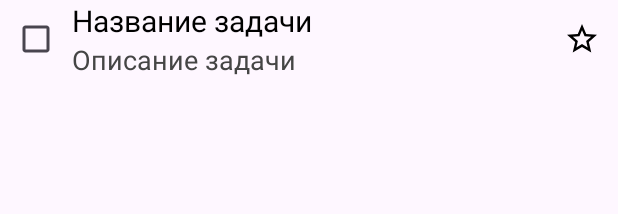
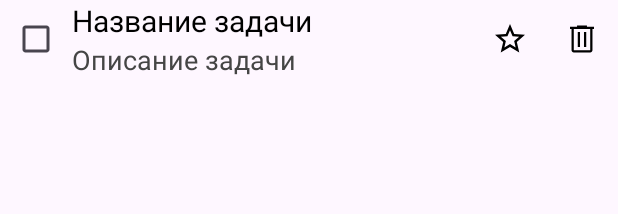
Before and after one commit to ZavgorodnevAAl/GoogleTasks, an Android app: the layout item_task.xml on its own in the app's theme, with its tools: preview values and no code run, on a phone screen of 412 x 824 dp. Shown: the top 214 px of the screen. Run offline under Robolectric (Android 15) with nearby library versions, the phone set to English and light mode, and no system bars.

Commit message:
Add subtask delete logic

```diff
--- a/app/src/main/java/ru/zavgorodnev/googletasks/ui/detail/DetailFragment.kt
+++ b/app/src/main/java/ru/zavgorodnev/googletasks/ui/detail/DetailFragment.kt
@@ -18,7 +18,6 @@ import ru.zavgorodnev.googletasks.R
 import ru.zavgorodnev.googletasks.data.task.Task
 import ru.zavgorodnev.googletasks.databinding.BottomSheetFragmentCreateTaskBinding
 import ru.zavgorodnev.googletasks.databinding.FragmentDetailBinding
-import ru.zavgorodnev.googletasks.ui.list.TaskItemListener
 import ru.zavgorodnev.googletasks.ui.list.TasksAdapter
 import ru.zavgorodnev.googletasks.utils.Navigator
 import java.util.UUID
@@ -214,4 +213,8 @@ class DetailFragment : Fragment(), SubtaskItemListener {
     override fun onCompletedButtonPressed(task: Task) {
         viewModel.save(task)
     }
+
+    override fun deleteSubtask(subtask: Task) {
+        viewModel.delete(subtask)
+    }
 }
--- a/app/src/main/java/ru/zavgorodnev/googletasks/ui/detail/SubtaskItemListener.kt
+++ b/app/src/main/java/ru/zavgorodnev/googletasks/ui/detail/SubtaskItemListener.kt
@@ -1,5 +1,9 @@
 package ru.zavgorodnev.googletasks.ui.detail
 
+import ru.zavgorodnev.googletasks.data.task.Task
 import ru.zavgorodnev.googletasks.ui.list.TaskItemListener
 
-interface SubtaskItemListener : TaskItemListener
+interface SubtaskItemListener : TaskItemListener {
+
+    fun deleteSubtask(subtask: Task)
+}
--- a/app/src/main/java/ru/zavgorodnev/googletasks/ui/list/TasksAdapter.kt
+++ b/app/src/main/java/ru/zavgorodnev/googletasks/ui/list/TasksAdapter.kt
@@ -28,12 +28,18 @@ class TasksAdapter(private val listener: TaskItemListener) : RecyclerView.Adapte
             }
 
             isCompletedCheckBox.isChecked = task.isCompleted
+
             if (listener !is SubtaskItemListener) {
                 isFavoriteImageButton.visibility = View.VISIBLE
                 val imageRes = if (task.isFavorite) R.drawable.ic_star else R.drawable.ic_star_border
                 isFavoriteImageButton.setImageResource(imageRes)
+
+                deleteImageButton.visibility = View.GONE
             } else {
                 isFavoriteImageButton.visibility = View.GONE
+
+                deleteImageButton.visibility = View.VISIBLE
+                deleteImageButton.setOnClickListener { listener.deleteSubtask(task) }
             }
 
             root.setOnClickListener {
--- a/app/src/main/res/layout/item_task.xml
+++ b/app/src/main/res/layout/item_task.xml
@@ -45,4 +45,12 @@
         android:contentDescription="Добавить в избранное"
         android:backgroundTint="#0000FFFF"/>
 
+    <ImageButton
+        android:id="@+id/delete_image_button"
+        android:layout_width="wrap_content"
+        android:layout_height="wrap_content"
+        android:src="@drawable/ic_delete"
+        android:contentDescription="Добавить в избранное"
+        android:backgroundTint="#0000FFFF"/>
+
 </LinearLayout>
```
